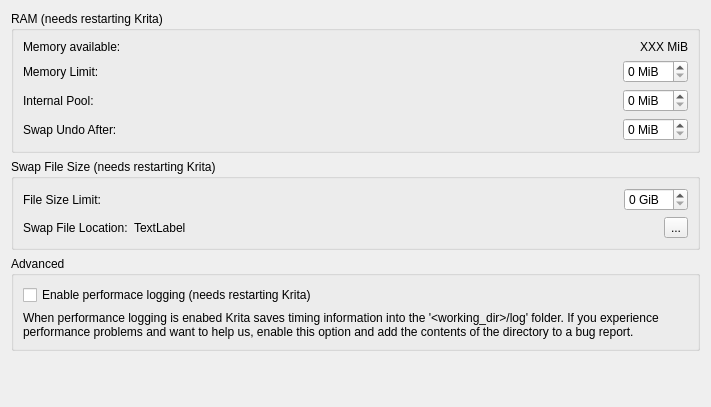
First picture: the form in krita/ui/forms/wdgperformancesettings.ui, repository KDE/krita, before the edit.
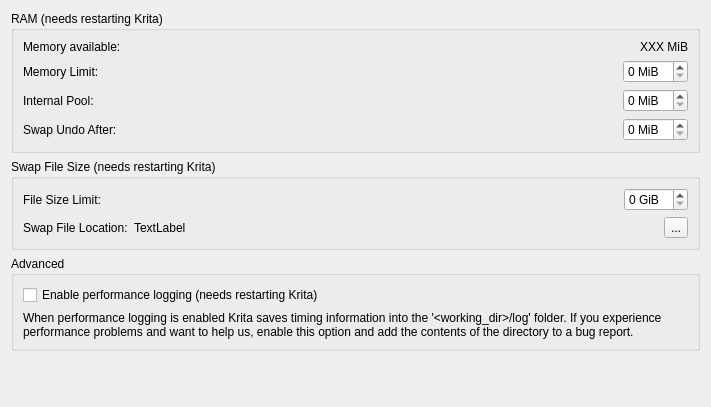
Second picture: the form after the edit. Custom widgets are drawn as their Qt base class.

Diff of the .ui file:
```diff
--- a/krita/ui/forms/wdgperformancesettings.ui
+++ b/krita/ui/forms/wdgperformancesettings.ui
@@ -225,7 +225,7 @@
       <item>
        <widget class="QCheckBox" name="chkPerformanceLogging">
         <property name="text">
-         <string>Enable performace logging (needs restarting Krita)</string>
+         <string>Enable performance logging (needs restarting Krita)</string>
         </property>
        </widget>
       </item>
@@ -235,7 +235,7 @@
          <enum>QFrame::NoFrame</enum>
         </property>
         <property name="text">
-         <string>&lt;html&gt;&lt;head/&gt;&lt;body&gt;&lt;p&gt;When performance logging is enabed Krita saves timing information into the '&amp;lt;working_dir&amp;gt;/log' folder. If you experience performance problems and want to help us, enable this option and add the contents of the directory to a bug report.&lt;/p&gt;&lt;/body&gt;&lt;/html&gt;</string>
+         <string>&lt;html&gt;&lt;head/&gt;&lt;body&gt;&lt;p&gt;When performance logging is enabled Krita saves timing information into the '&amp;lt;working_dir&amp;gt;/log' folder. If you experience performance problems and want to help us, enable this option and add the contents of the directory to a bug report.&lt;/p&gt;&lt;/body&gt;&lt;/html&gt;</string>
         </property>
         <property name="wordWrap">
          <bool>true</bool>
```
